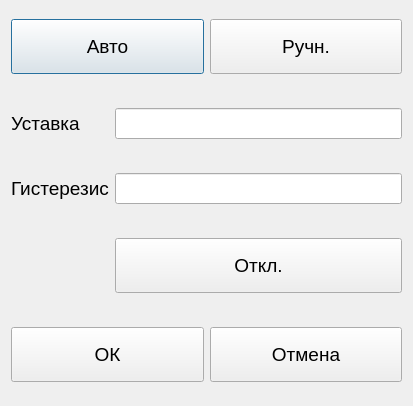
The window that QtClient/QtClimaClient/Frames/Dialogs/HeaterConfigDialog.ui (ciberslavik/climacore) describes before a commit, drawn with Qt 5.
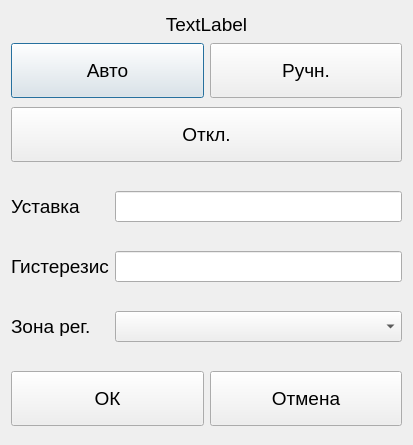
The same window after the commit. Icons and pictures are not drawn. Custom widgets are drawn as their Qt base class.

```diff
--- a/QtClient/QtClimaClient/Frames/Dialogs/HeaterConfigDialog.ui
+++ b/QtClient/QtClimaClient/Frames/Dialogs/HeaterConfigDialog.ui
@@ -7,7 +7,7 @@
     <x>0</x>
     <y>0</y>
     <width>413</width>
-    <height>406</height>
+    <height>445</height>
    </rect>
   </property>
   <property name="font">
@@ -19,26 +19,7 @@
    <string>Dialog</string>
   </property>
   <layout class="QGridLayout" name="gridLayout">
-   <item row="3" column="0">
-    <spacer name="verticalSpacer_3">
-     <property name="orientation">
-      <enum>Qt::Vertical</enum>
-     </property>
-     <property name="sizeType">
-      <enum>QSizePolicy::Fixed</enum>
-     </property>
-     <property name="sizeHint" stdset="0">
-      <size>
-       <width>20</width>
-       <height>20</height>
-      </size>
-     </property>
-    </spacer>
-   </item>
-   <item row="4" column="1">
-    <widget class="QClickableLineEdit" name="txtHyst"/>
-   </item>
-   <item row="7" column="0">
+   <item row="9" column="0">
     <spacer name="verticalSpacer">
      <property name="orientation">
       <enum>Qt::Vertical</enum>
@@ -54,7 +35,14 @@
      </property>
     </spacer>
    </item>
-   <item row="0" column="0" colspan="2">
+   <item row="4" column="0">
+    <widget class="QLabel" name="label">
+     <property name="text">
+      <string>Уставка</string>
+     </property>
+    </widget>
+   </item>
+   <item row="1" column="0" colspan="2">
     <layout class="QHBoxLayout" name="horizontalLayout">
      <item>
       <widget class="QPushButton" name="btnAuto">
@@ -108,8 +96,8 @@
      </item>
     </layout>
    </item>
-   <item row="1" column="0">
-    <spacer name="verticalSpacer_2">
+   <item row="5" column="0">
+    <spacer name="verticalSpacer_3">
      <property name="orientation">
       <enum>Qt::Vertical</enum>
      </property>
@@ -125,45 +113,35 @@
     </spacer>
    </item>
    <item row="6" column="1">
-    <widget class="QPushButton" name="btnManualOn">
-     <property name="minimumSize">
-      <size>
-       <width>0</width>
-       <height>55</height>
-      </size>
+    <widget class="QClickableLineEdit" name="txtHyst"/>
+   </item>
+   <item row="3" column="0">
+    <spacer name="verticalSpacer_2">
+     <property name="orientation">
+      <enum>Qt::Vertical</enum>
      </property>
-     <property name="maximumSize">
+     <property name="sizeType">
+      <enum>QSizePolicy::Fixed</enum>
+     </property>
+     <property name="sizeHint" stdset="0">
       <size>
-       <width>16777215</width>
-       <height>55</height>
+       <width>20</width>
+       <height>20</height>
       </size>
      </property>
-     <property name="text">
-      <string>Откл.</string>
-     </property>
-     <property name="checkable">
-      <bool>true</bool>
-     </property>
-    </widget>
+    </spacer>
    </item>
-   <item row="2" column="0">
-    <widget class="QLabel" name="label">
-     <property name="text">
-      <string>Уставка</string>
-     </property>
-    </widget>
-   </item>
-   <item row="2" column="1">
+   <item row="4" column="1">
     <widget class="QClickableLineEdit" name="txtSetPoint"/>
    </item>
-   <item row="4" column="0">
+   <item row="6" column="0">
     <widget class="QLabel" name="label_2">
      <property name="text">
       <string>Гистерезис</string>
      </property>
     </widget>
    </item>
-   <item row="8" column="0" colspan="2">
+   <item row="10" column="0" colspan="2">
     <layout class="QHBoxLayout" name="horizontalLayout_2">
      <item>
       <widget class="QPushButton" name="pushButton_4">
@@ -225,7 +203,23 @@
      </item>
     </layout>
    </item>
-   <item row="5" column="0">
+   <item row="0" column="0" colspan="2">
+    <widget class="QLabel" name="lblTitle">
+     <property name="maximumSize">
+      <size>
+       <width>16777215</width>
+       <height>20</height>
+      </size>
+     </property>
+     <property name="text">
+      <string>TextLabel</string>
+     </property>
+     <property name="alignment">
+      <set>Qt::AlignCenter</set>
+     </property>
+    </widget>
+   </item>
+   <item row="7" column="0">
     <spacer name="verticalSpacer_4">
      <property name="orientation">
       <enum>Qt::Vertical</enum>
@@ -241,6 +235,44 @@
      </property>
     </spacer>
    </item>
+   <item row="2" column="0" colspan="2">
+    <widget class="QPushButton" name="btnManualOn">
+     <property name="minimumSize">
+      <size>
+       <width>0</width>
+       <height>55</height>
+      </size>
+     </property>
+     <property name="maximumSize">
+      <size>
+       <width>16777215</width>
+       <height>55</height>
+      </size>
+     </property>
+     <property name="text">
+      <string>Откл.</string>
+     </property>
+     <property name="checkable">
+      <bool>true</bool>
+     </property>
+    </widget>
+   </item>
+   <item row="8" column="0">
+    <widget class="QLabel" name="label_3">
+     <property name="maximumSize">
+      <size>
+       <width>16777215</width>
+       <height>20</height>
+      </size>
+     </property>
+     <property name="text">
+      <string>Зона рег.</string>
+     </property>
+    </widget>
+   </item>
+   <item row="8" column="1">
+    <widget class="QComboBox" name="cboControlZone"/>
+   </item>
   </layout>
  </widget>
  <customwidgets>
```
Left out of the diff: 4 changed lines with no effect on the pictures.
